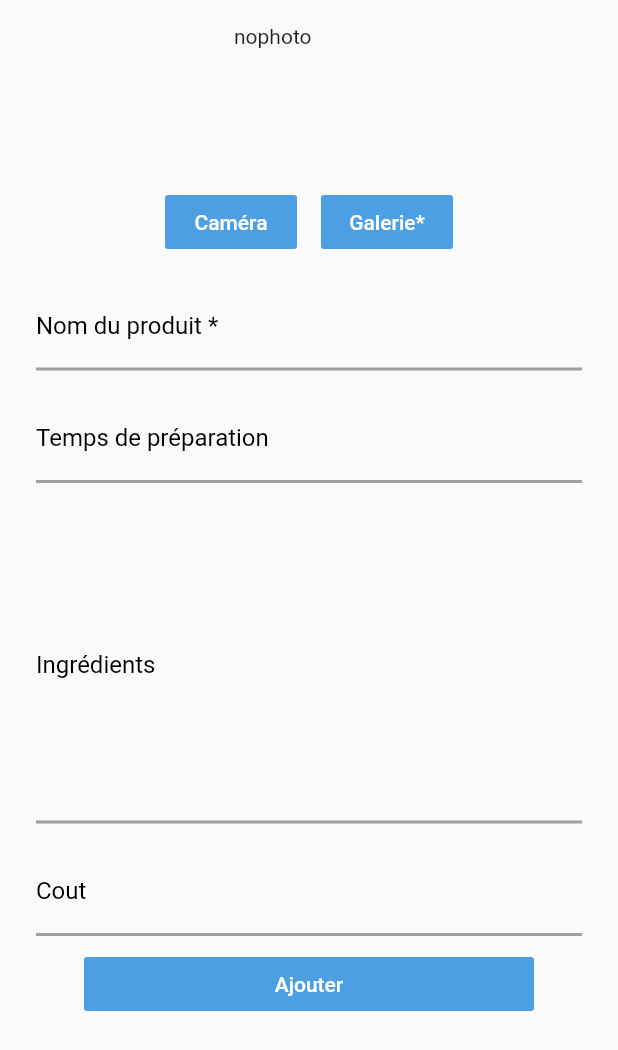
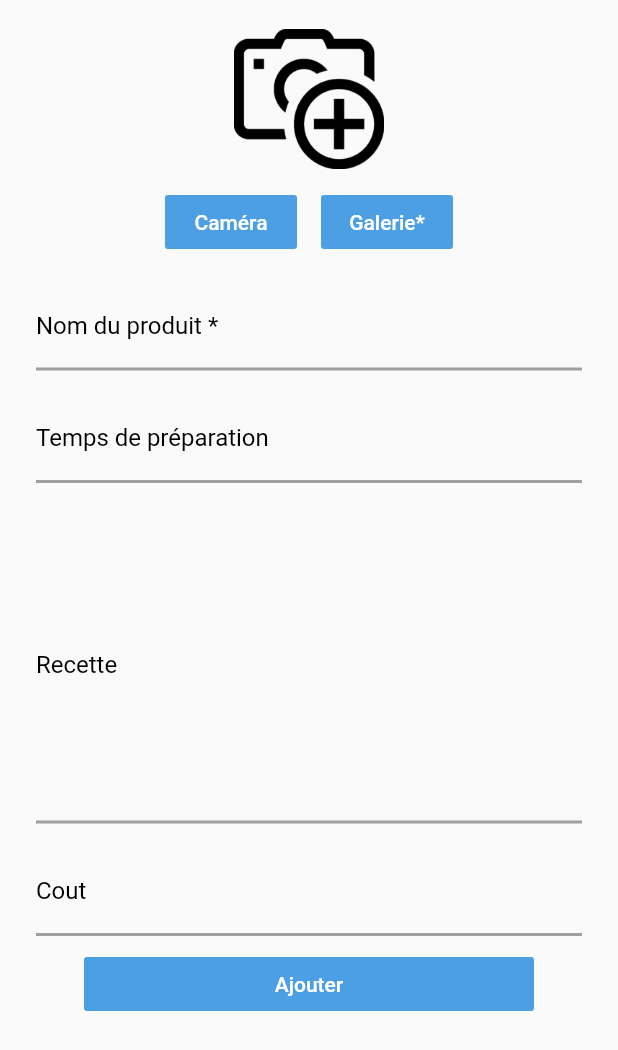
Before and after one commit to Kerlan/recipe, a Flutter app: the AddRecipePage screen opened directly, after a tap on "Ajouter", on a phone screen of 412 x 824 dp. Shown: the top 1050 px of the screen. Run offline on Flutter 3.47's test engine with Material 2 defaults, Android fonts, the light colour scheme and no system bars; our stand-ins replace dio, firebase_core, firebase_storage, image_picker, transparent_image; accounts and stored records are empty; network calls fail.

Commit message:
kerlan le bg

```diff
--- a/kerlan/lib/addRecipePage.dart
+++ b/kerlan/lib/addRecipePage.dart
@@ -1,17 +1,12 @@
-import 'dart:ui';
-
 import 'package:flutter/material.dart';
 import 'dart:io';
 import 'dart:async';
-import 'dart:convert';
 import 'package:image_picker/image_picker.dart';
 import 'package:dio/dio.dart';
-import 'recipe.dart';
-import 'dart:async';
 import 'package:http/http.dart' as http;
 import 'api/firebase_take_file.dart';
-import 'package:currency_text_input_formatter/currency_text_input_formatter.dart';
 import 'package:flutter/services.dart';
+import 'listView.dart';
 
 class AddRecipePage extends StatefulWidget {
   @override
@@ -81,6 +76,14 @@ class _AddRecipePageState extends State<AddRecipePage> {
         'https://flutter-recipes-epitech.herokuapp.com/recipes/new',
         data: dataRecipe,
       );
+      client.close();
+      Navigator.of(context).pop();
+      Navigator.push(
+        context,
+        MaterialPageRoute(
+          builder: (context) => RecipeList(title: "recette"),
+        ),
+      );
       // var url =
       //     "https://us-central1-yomy-cfc3f.cloudfunctions.net/productManageFit-user/fittinghome";
       // var response = await http.post(Uri.parse(url), body: data);
@@ -98,7 +101,8 @@ class _AddRecipePageState extends State<AddRecipePage> {
   _AddRecipePageState();
   @override
   Widget build(BuildContext context) {
-    return SingleChildScrollView(
+    return Scaffold(
+      body: SingleChildScrollView(
           padding: EdgeInsets.all(16.0),
           child: Column(
             children: [
@@ -150,7 +154,12 @@ class _AddRecipePageState extends State<AddRecipePage> {
                   : Container(
                       height: 100,
                       width: 100,
-                    child: Text("nophoto"),
+                      decoration: BoxDecoration(
+                        image: DecorationImage(
+                          image: AssetImage("assets/addPhoto.png"),
+                          fit: BoxFit.scaleDown,
+                        ),
+                      ),
                     ),
               Container(
                 child: Row(
@@ -251,7 +260,7 @@ class _AddRecipePageState extends State<AddRecipePage> {
                       borderSide: BorderSide(
                           color: Color.fromARGB(93, 0, 0, 0), width: 2),
                     ),
-                  labelText: 'Ingrédients',
+                    labelText: 'Recette',
                     labelStyle: TextStyle(
                       fontSize: 16,
                       color: Colors.black,
@@ -322,6 +331,7 @@ class _AddRecipePageState extends State<AddRecipePage> {
                 ),
               ),
             ],
-        ));
+          )),
+    );
   }
 }
--- a/kerlan/lib/main.dart
+++ b/kerlan/lib/main.dart
@@ -67,7 +67,9 @@ class _MyHomePageState extends State<MyHomePage> {
     // fast, so that you can just rebuild anything that needs updating rather
     // than having to individually change instances of widgets.
     return Scaffold(
-      body: NavBar(),
+      body: RecipeList(
+        title: "Recettes",
+      ),
     );
   }
 }
--- a/kerlan/pubspec.yaml
+++ b/kerlan/pubspec.yaml
@@ -67,8 +67,8 @@ flutter:
   uses-material-design: true
 
   # To add assets to your application, add an assets section, like this:
-  # assets:
-  #   - images/a_dot_burr.jpeg
+  assets:
+    - assets/
   #   - images/a_dot_ham.jpeg
 
   # An image asset can refer to one or more resolution-specific "variants", see
```
Also changed, not shown: kerlan/lib/listView.dart (+39 -6 lines), kerlan/lib/recipeScreen.dart (+7 -6 lines), kerlan/assets/addPhoto.png (added). Lines whose indentation alone changed are shown as unchanged.
